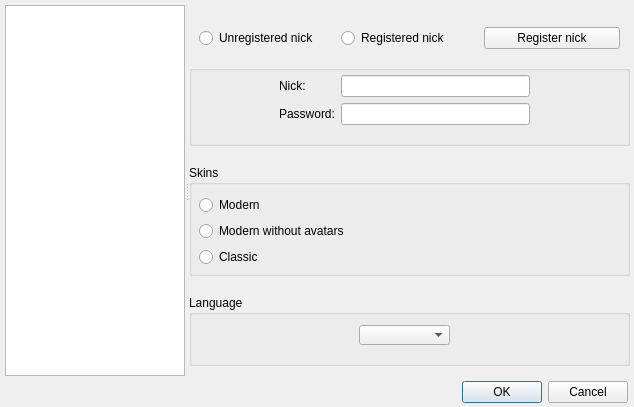
Qt form ui/options.ui (gitter-badger/simplechatclient) before a commit.
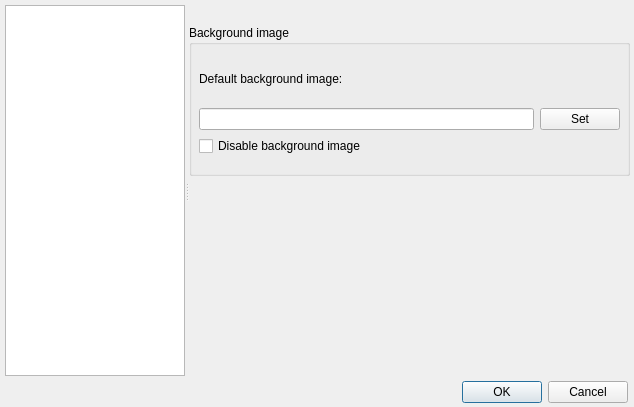
The same form after that commit. The open tabs and pages were chosen to show the change. Icons and pictures are not drawn.

Commit message: add background image support

What changed in the file:
```diff
--- a/ui/options.ui
+++ b/ui/options.ui
@@ -1088,6 +1088,65 @@
       </widget>
      </widget>
     </widget>
+    <widget class="QWidget" name="page_8">
+     <widget class="QGroupBox" name="groupBox_background_image">
+      <property name="geometry">
+       <rect>
+        <x>0</x>
+        <y>20</y>
+        <width>441</width>
+        <height>151</height>
+       </rect>
+      </property>
+      <property name="title">
+       <string>Background image</string>
+      </property>
+      <widget class="QWidget" name="verticalLayoutWidget_3">
+       <property name="geometry">
+        <rect>
+         <x>10</x>
+         <y>30</y>
+         <width>421</width>
+         <height>101</height>
+        </rect>
+       </property>
+       <layout class="QVBoxLayout" name="verticalLayout_3">
+        <item>
+         <widget class="QLabel" name="label_background_image">
+          <property name="text">
+           <string>Default background image:</string>
+          </property>
+         </widget>
+        </item>
+        <item>
+         <layout class="QHBoxLayout" name="horizontalLayout_4">
+          <item>
+           <widget class="QLineEdit" name="lineEdit_background_image">
+            <property name="readOnly">
+             <bool>true</bool>
+            </property>
+           </widget>
+          </item>
+          <item>
+           <widget class="QPushButton" name="pushButton_set_background_image">
+            <property name="text">
+             <string>Set</string>
+            </property>
+           </widget>
+          </item>
+         </layout>
+        </item>
+        <item>
+         <widget class="QCheckBox" name="checkBox_disable_background_image">
+          <property name="text">
+           <string>Disable background image</string>
+          </property>
+         </widget>
+        </item>
+       </layout>
+      </widget>
+     </widget>
+    </widget>
    </widget>
   </widget>
  </widget>
```
The commit also changes 17 other files.
